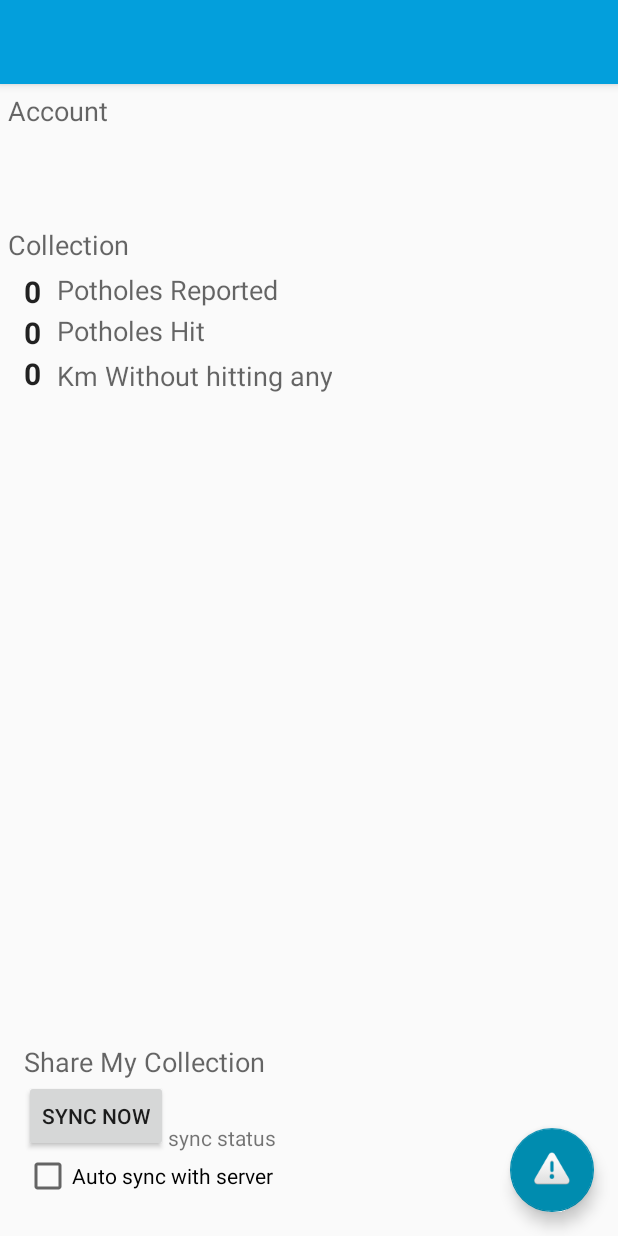
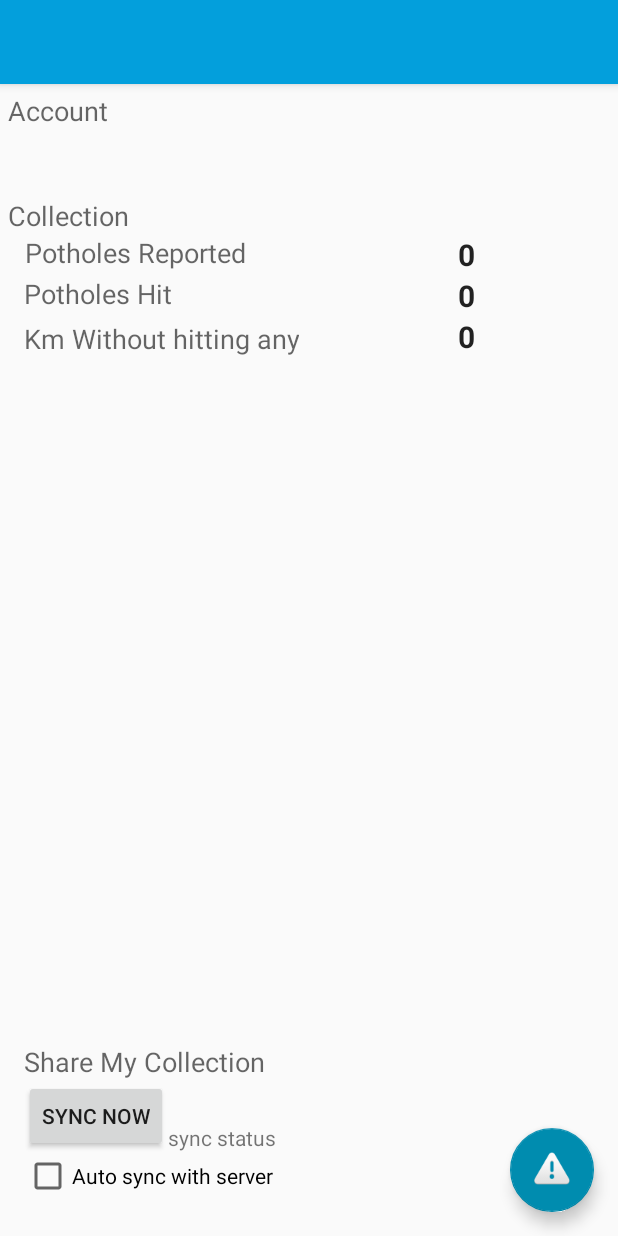
Before and after one commit to Mandar-Shinde/box, an Android app: the fragment ProfileFragment placed in its activity, on a phone screen of 412 x 824 dp. Run offline under Robolectric (Android 15) with nearby library versions, the phone set to English and light mode, and no system bars; pictures from the network do not load; 3 statements that could not run were skipped.

```diff
--- a/coderbox/Potfix/app/src/main/java/com/elekso/potfix/SensorLooper.java
+++ b/coderbox/Potfix/app/src/main/java/com/elekso/potfix/SensorLooper.java
@@ -92,7 +92,7 @@ public class SensorLooper implements SensorEventListener,  GoogleApiClient.Conne
 
         if (sensorManager.getDefaultSensor(Sensor.TYPE_ACCELEROMETER) != null) {
             accelerometerSensor = sensorManager.getDefaultSensor(Sensor.TYPE_ACCELEROMETER);
-            sensorManager.registerListener(this, accelerometerSensor, SensorManager.SENSOR_DELAY_GAME);
+            sensorManager.registerListener(this, accelerometerSensor, SensorManager.SENSOR_DELAY_NORMAL);
         }
 
 
--- a/coderbox/Potfix/app/src/main/java/com/elekso/potfix/fragment/ProfileFragment.java
+++ b/coderbox/Potfix/app/src/main/java/com/elekso/potfix/fragment/ProfileFragment.java
@@ -113,10 +113,10 @@ public class ProfileFragment extends Fragment {
         String data=" >> "+MainActivity.globaldata_test;
        // tv_hitcount.setText(data);
 
-        tvname = (TextView) view.findViewById(R.id.tvfragprofilename);
+        //tvname = (TextView) view.findViewById(R.id.tvfragprofilename);
         tvemail = (TextView) view.findViewById(R.id.tvfragprofileemail);
 
-        tvname.setText(Config.getInstance().getProfileName());
+        //tvname.setText(Config.getInstance().getProfileName());
         tvemail.setText(Config.getInstance().getProfileEmail());
 
 
--- a/coderbox/Potfix/app/src/main/res/layout/fragment_profile.xml
+++ b/coderbox/Potfix/app/src/main/res/layout/fragment_profile.xml
@@ -13,9 +13,9 @@
         android:gravity="center"
         android:textSize="18dp"
 
-        android:layout_marginTop="5dp"
         android:layout_below="@+id/tvcollection"
-        android:layout_alignStart="@+id/textView5" />
+        android:layout_alignLeft="@+id/tvfragprofileemail"
+        android:layout_alignStart="@+id/tvfragprofileemail" />
 
     <TextView
         android:layout_width="wrap_content"
@@ -26,8 +26,9 @@
         android:gravity="center"
         android:textSize="18dp"
         android:layout_below="@+id/tv_potholecount"
-        android:layout_toEndOf="@+id/tv_potfreecount"
-        android:layout_marginLeft="10dp" />
+        android:layout_alignParentLeft="true"
+        android:layout_alignParentStart="true"
+        android:layout_marginLeft="15dp" />
 
     <TextView
         android:layout_width="wrap_content"
@@ -38,9 +39,9 @@
         android:gravity="center"
         android:textSize="18dp"
         android:layout_alignBottom="@+id/tv_potfreecount"
-        android:layout_alignLeft="@+id/textView5"
-        android:layout_alignStart="@+id/textView5"
-        android:layout_marginTop="5dp" />
+        android:layout_alignParentLeft="true"
+        android:layout_alignParentStart="true"
+        android:layout_marginLeft="15dp" />
 
     <!--<TextView-->
         <!--android:layout_width="match_parent"-->
@@ -65,8 +66,10 @@
         android:textStyle="bold"
         android:textSize="20dp"
         android:layout_alignTop="@+id/tv_txtpotholecnt"
-        android:layout_alignLeft="@+id/tvfragprofileemail"
-        android:layout_alignStart="@+id/tvfragprofileemail" />
+        android:layout_toRightOf="@+id/textView6"
+        android:layout_marginLeft="10dp"
+        android:layout_alignRight="@+id/tvfragprofileemail"
+        android:layout_alignEnd="@+id/tvfragprofileemail" />
 
     <TextView
         android:layout_width="wrap_content"
@@ -78,8 +81,10 @@
         android:textStyle="bold"
         android:textSize="20dp"
         android:layout_below="@+id/tv_potholecount"
-        android:layout_alignLeft="@+id/tv_potholecount"
-        android:layout_alignStart="@+id/tv_potholecount" />
+        android:layout_toRightOf="@+id/textView6"
+        android:layout_alignRight="@+id/tv_potholecount"
+        android:layout_alignEnd="@+id/tv_potholecount"
+        android:layout_marginLeft="10dp" />
 
     <TextView
         android:layout_width="wrap_content"
@@ -91,8 +96,10 @@
         android:textStyle="bold"
         android:textSize="20dp"
         android:layout_below="@+id/tv_hitcount"
-        android:layout_alignLeft="@+id/tv_hitcount"
-        android:layout_alignStart="@+id/tv_hitcount" />
+        android:layout_toRightOf="@+id/textView6"
+        android:layout_alignRight="@+id/tv_hitcount"
+        android:layout_alignEnd="@+id/tv_hitcount"
+        android:layout_marginLeft="10dp" />
 
     <CheckBox
         android:layout_width="wrap_content"
@@ -114,23 +121,11 @@
         android:textAppearance="?android:attr/textAppearanceSmall"
         android:text="email"
         android:id="@+id/tvfragprofileemail"
-        android:layout_below="@+id/tvfragprofilename"
-        android:layout_alignLeft="@+id/tvfragprofilename"
-        android:layout_alignStart="@+id/tvfragprofilename"
         android:layout_alignParentRight="true"
-        android:layout_alignParentEnd="true" />
-
-    <TextView
-        android:layout_width="wrap_content"
-        android:layout_height="wrap_content"
-        android:textAppearance="?android:attr/textAppearanceSmall"
-        android:text="name"
-        android:id="@+id/tvfragprofilename"
+        android:layout_alignParentEnd="true"
         android:layout_below="@+id/textView3"
         android:layout_alignLeft="@+id/cbSync"
-        android:layout_alignStart="@+id/cbSync"
-        android:layout_alignParentRight="true"
-        android:layout_alignParentEnd="true" />
+        android:layout_alignStart="@+id/cbSync" />
 
     <TextView
         android:layout_width="wrap_content"
```
Also changed, not shown: coderbox/Potfix/app/src/main/java/com/elekso/potfix/utils/LoginActivity.java (+82 -30 lines).
